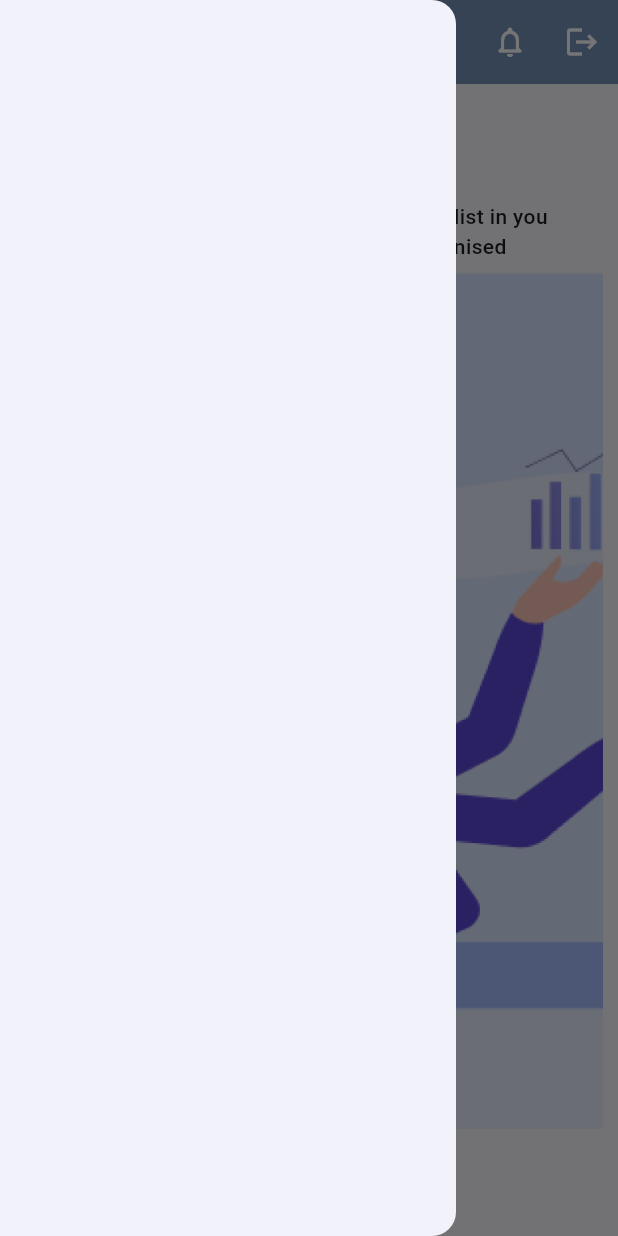
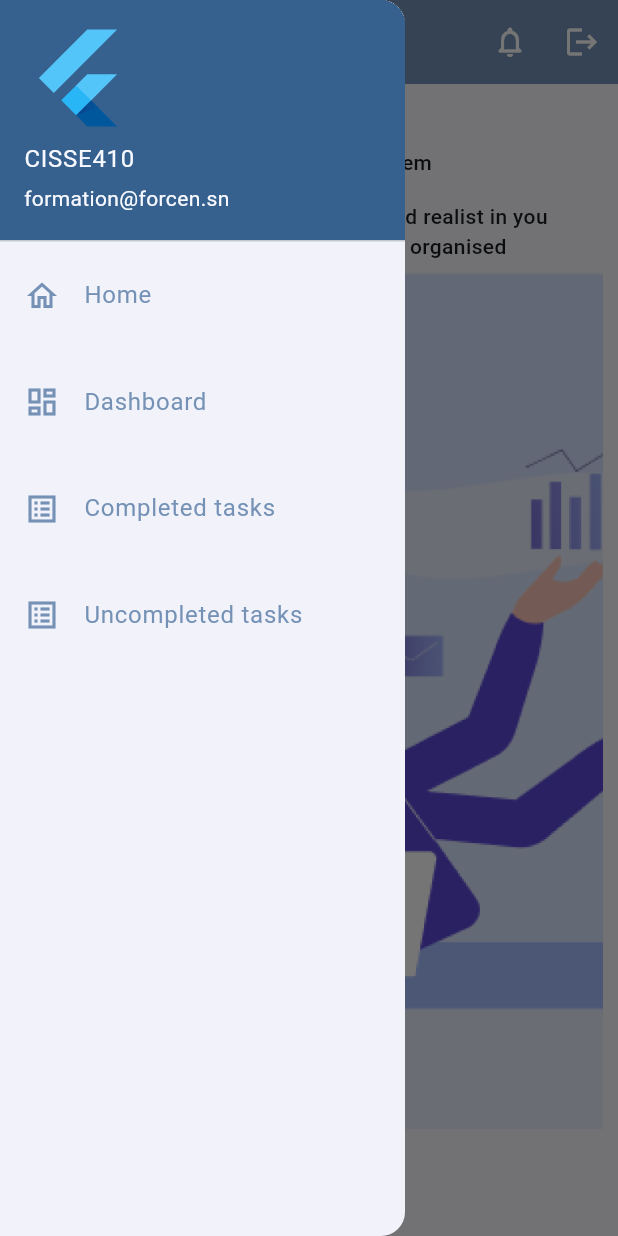
Before and after one commit to cisse410/forcen-dev-mobile-g3, a Flutter app: the HomePage screen opened directly, with the side drawer open, on a phone screen of 412 x 824 dp. Run offline on Flutter 3.47's test engine with Material 3 defaults, Android fonts, the phone set to English and light mode, and no system bars.

Commit message:
mise en place du drawer et quelque modification

```diff
--- a/lib/auth/login.dart
+++ b/lib/auth/login.dart
@@ -1,5 +1,6 @@
 import 'package:flutter/material.dart';
 import 'package:tasks_manager_forcen/auth/register.dart';
+import 'package:tasks_manager_forcen/pages/main_page.dart';
 import 'package:tasks_manager_forcen/widgets/custom_text_field.dart';
 
 import '../widgets/custom_button.dart';
@@ -75,7 +76,12 @@ class _LoginPageState extends State<LoginPage> {
                 ),
                 CustomButton(
                   btnContent: 'Sing In',
-                  onTap: () {},
+                  onTap: () {
+                    Navigator.push(
+                      context,
+                      MaterialPageRoute(builder: (context) => const MainPage()),
+                    );
+                  },
                 ),
                 const SizedBox(height: 30),
                 Row(mainAxisAlignment: MainAxisAlignment.center, children: [
--- a/lib/pages/home_page.dart
+++ b/lib/pages/home_page.dart
@@ -1,6 +1,7 @@
 import 'package:flutter/material.dart';
 
 import '../constants/app_style.dart';
+import '../widgets/app_drawer.dart';
 
 class HomePage extends StatelessWidget {
   const HomePage({super.key});
@@ -27,7 +28,7 @@ class HomePage extends StatelessWidget {
           ),
         ],
       ),
-      drawer: const Drawer(),
+      drawer: const AppDrawer(),
       body: Column(
         crossAxisAlignment: CrossAxisAlignment.start,
         children: [
--- /dev/null
+++ b/lib/widgets/app_drawer.dart
@@ -0,0 +1,44 @@
+import 'package:flutter/material.dart';
+import 'package:tasks_manager_forcen/widgets/drawer_items.dart';
+
+class AppDrawer extends StatelessWidget {
+  const AppDrawer({
+    super.key,
+  });
+
+  @override
+  Widget build(BuildContext context) {
+    return const Drawer(
+      width: 270,
+      child: Column(
+        children: [
+          UserAccountsDrawerHeader(
+            currentAccountPicture: FlutterLogo(),
+            accountName: Text('CISSE410'),
+            accountEmail: Text('formation@forcen.sn'),
+          ),
+          DrawerItems(
+            title: 'Home',
+            icon: Icons.home_outlined,
+          ),
+          SizedBox(height: 15),
+          DrawerItems(
+            title: 'Dashboard',
+            icon: Icons.dashboard_outlined,
+          ),
+          SizedBox(height: 15),
+          DrawerItems(
+            title: 'Completed tasks',
+            icon: Icons.list_alt_sharp,
+          ),
+          SizedBox(height: 15),
+          DrawerItems(
+            title: 'Uncompleted tasks',
+            icon: Icons.list_alt_sharp,
+          ),
+          SizedBox(height: 15),
+        ],
+      ),
+    );
+  }
+}
--- /dev/null
+++ b/lib/widgets/drawer_items.dart
@@ -0,0 +1,28 @@
+import 'package:flutter/material.dart';
+
+class DrawerItems extends StatelessWidget {
+  const DrawerItems({
+    super.key,
+    required this.title,
+    required this.icon,
+  });
+  final String title;
+  final IconData icon;
+
+  @override
+  Widget build(BuildContext context) {
+    return ListTile(
+      title: Text(
+        title,
+        style: const TextStyle(
+          color: Color(0xff7592B6),
+          fontSize: 16,
+        ),
+      ),
+      leading: Icon(
+        icon,
+        color: const Color(0xff7592B6),
+      ),
+    );
+  }
+}
```
